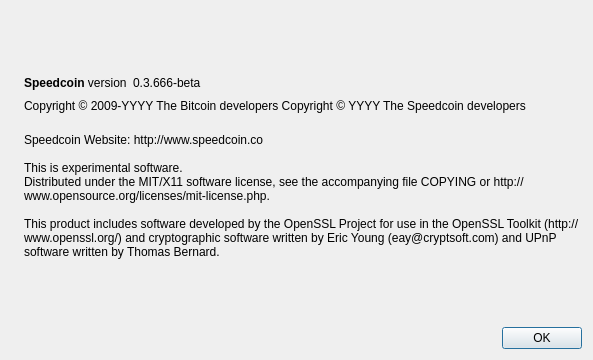
Above: src/qt/forms/aboutdialog.ui from spdcoin/Speedcoin before the change. Below: the same form after it.
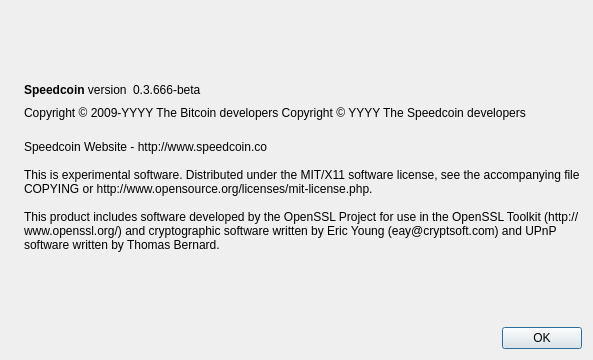
That is the form after the change. Icons and pictures are not drawn.

Patch:
```diff
--- a/src/qt/forms/aboutdialog.ui
+++ b/src/qt/forms/aboutdialog.ui
@@ -108,11 +108,10 @@
         <cursorShape>IBeamCursor</cursorShape>
        </property>
        <property name="text">
-        <string>
-Speedcoin Website: http://www.speedcoin.co
+        <string>  
+Speedcoin Website - http://www.speedcoin.co
 
-This is experimental software.
-Distributed under the MIT/X11 software license, see the accompanying file COPYING or http://www.opensource.org/licenses/mit-license.php.
+This is experimental software. Distributed under the MIT/X11 software license, see the accompanying file COPYING or http://www.opensource.org/licenses/mit-license.php.
 
 This product includes software developed by the OpenSSL Project for use in the OpenSSL Toolkit (http://www.openssl.org/) and cryptographic software written by Eric Young (eay@cryptsoft.com) and UPnP software written by Thomas Bernard.</string>
        </property>
```
